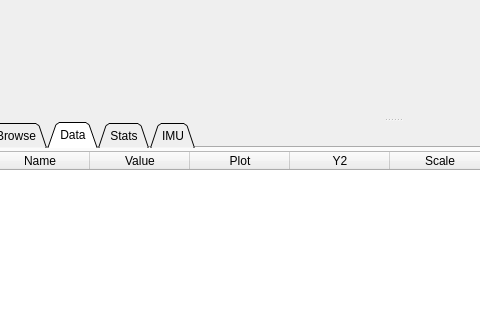
Old version of the form pages/pageloganalysis.ui in the repository vedderb/vesc_tool; both pictures show x 258 to 738 and y 170 to 490 of the 1301 by 716 pixel window.
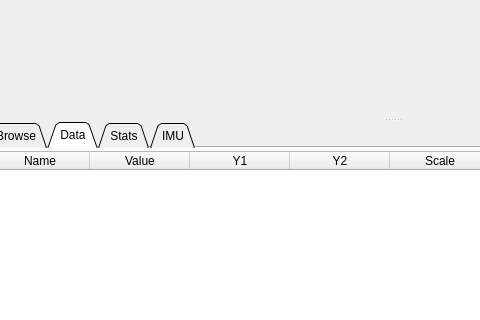
New version of the form. The open tabs and pages were chosen to show the change. Icons and pictures are not drawn. Custom widgets are drawn as their Qt base class.

Commit message:
Separate checkboxes for Y1 and Y2
Checking one will uncheck the other

Patch:
```diff
--- a/pages/pageloganalysis.ui
+++ b/pages/pageloganalysis.ui
@@ -572,7 +572,7 @@
            </column>
            <column>
             <property name="text">
-             <string>Plot</string>
+             <string>Y1</string>
             </property>
            </column>
            <column>
```
The commit also changes 1 other file.
